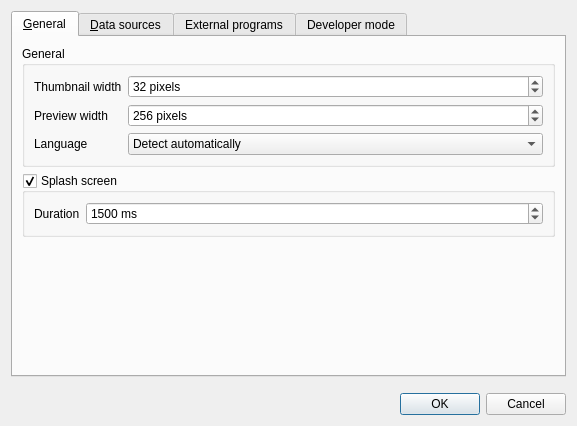
Before: the Qt Designer form src/settingsdialog.ui in ZIMA-Engineering/ZIMA-CAD-Parts, drawn with Qt 5.
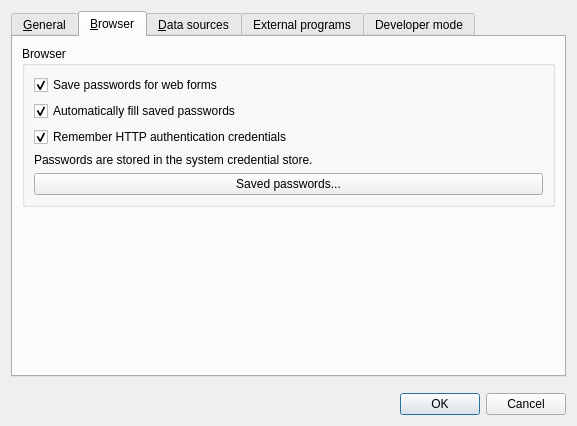
After: the same form once the commit is applied. The open tabs and pages were chosen to show the change.

Commit message:
Add browser settings and saved-password manager dialog
Add a Browser settings tab and a saved-password manager dialog for
reviewing stored website and HTTP authentication entries.

Users need a visible place to control the new credential features and
to inspect or delete saved entries without dumping secrets into the
general settings store. This commit exposes the browser toggles in
Settings and adds a manager dialog that lists metadata first, reveals or
copies passwords only on demand, and deletes entries through the
existing credential storage layer.

```diff
--- a/src/settingsdialog.ui
+++ b/src/settingsdialog.ui
@@ -166,6 +166,82 @@
            <height>40</height>
           </size>
          </property>
+       </spacer>
+      </item>
+     </layout>
+    </widget>
+     <widget class="QWidget" name="browserTab">
+      <attribute name="title">
+       <string>&amp;Browser</string>
+      </attribute>
+      <layout class="QVBoxLayout" name="verticalLayout_7">
+       <item>
+        <widget class="QGroupBox" name="browserGroupBox">
+         <property name="title">
+          <string>Browser</string>
+         </property>
+         <layout class="QVBoxLayout" name="verticalLayout_8">
+          <item>
+           <widget class="QCheckBox" name="browserSavePasswordsCheckBox">
+            <property name="text">
+             <string>Save passwords for web forms</string>
+            </property>
+            <property name="checked">
+             <bool>true</bool>
+            </property>
+           </widget>
+          </item>
+          <item>
+           <widget class="QCheckBox" name="browserAutofillCheckBox">
+            <property name="text">
+             <string>Automatically fill saved passwords</string>
+            </property>
+            <property name="checked">
+             <bool>true</bool>
+            </property>
+           </widget>
+          </item>
+          <item>
+           <widget class="QCheckBox" name="browserRememberHttpAuthCheckBox">
+            <property name="text">
+             <string>Remember HTTP authentication credentials</string>
+            </property>
+            <property name="checked">
+             <bool>true</bool>
+            </property>
+           </widget>
+          </item>
+          <item>
+           <widget class="QLabel" name="browserInfoLabel">
+            <property name="text">
+             <string>Passwords are stored in the system credential store.</string>
+            </property>
+            <property name="wordWrap">
+             <bool>true</bool>
+            </property>
+           </widget>
+          </item>
+          <item>
+           <widget class="QPushButton" name="savedPasswordsButton">
+            <property name="text">
+             <string>Saved passwords...</string>
+            </property>
+           </widget>
+          </item>
+         </layout>
+        </widget>
+       </item>
+       <item>
+        <spacer name="verticalSpacer_browser">
+         <property name="orientation">
+          <enum>Qt::Vertical</enum>
+         </property>
+         <property name="sizeHint" stdset="0">
+          <size>
+           <width>20</width>
+           <height>40</height>
+          </size>
+         </property>
         </spacer>
        </item>
       </layout>
```
The commit also changes 6 other files.
